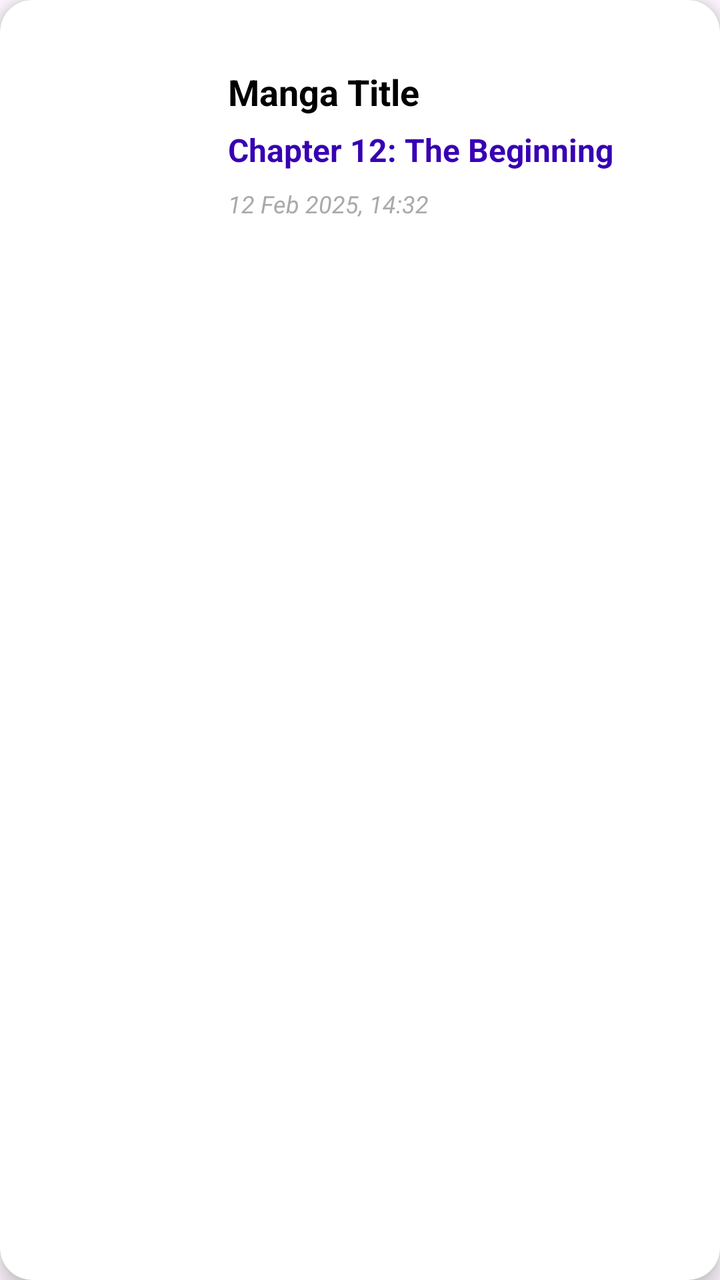
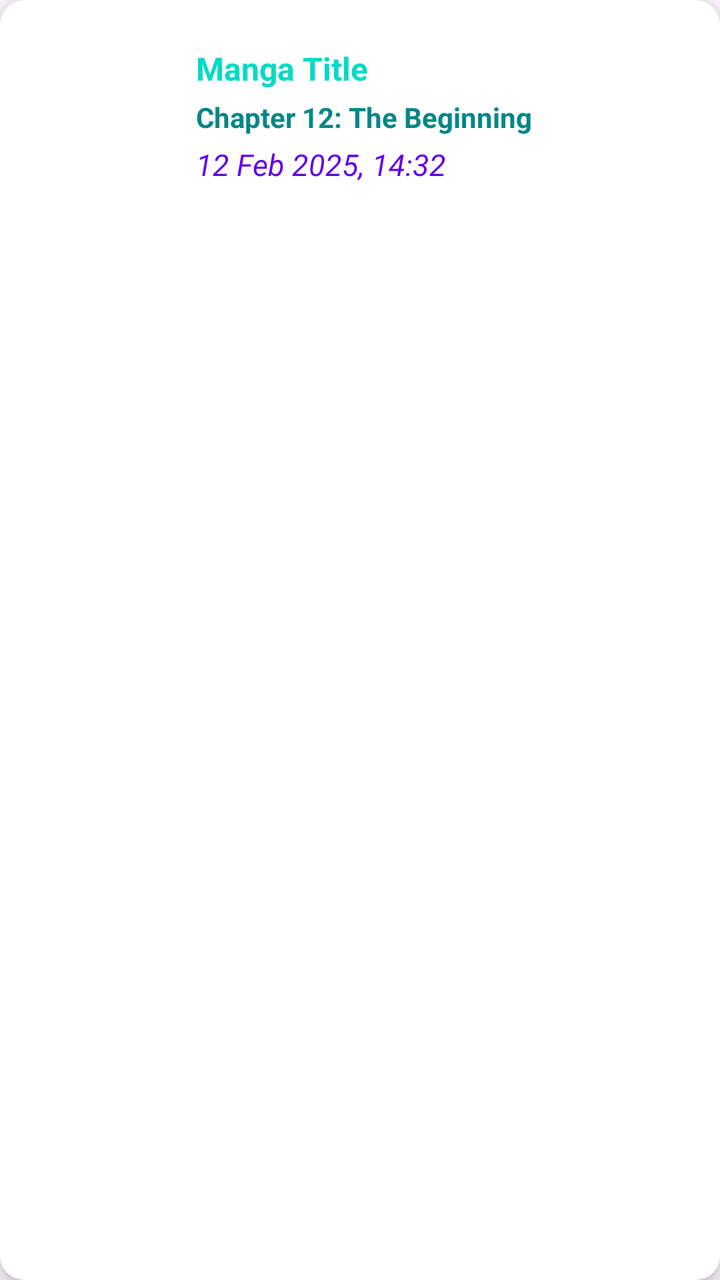

Two renders of the same Android screen: before a commit and after it. Below are the layout's source before the change and the commit's diff.
<!-- AndroidManifest.xml: application theme Theme.MangaV5 -->
<!-- res/layout/activity_item_history.xml -->
<?xml version="1.0" encoding="utf-8"?>
<androidx.cardview.widget.CardView xmlns:android="http://schemas.android.com/apk/res/android"
    xmlns:app="http://schemas.android.com/apk/res-auto"
    android:layout_width="match_parent"
    android:layout_height="wrap_content"
    android:layout_margin="8dp"
    app:cardCornerRadius="16dp"
    app:cardElevation="6dp"
    android:foreground="?attr/selectableItemBackground"
    android:clickable="true"
    android:focusable="true">

    <LinearLayout
        android:layout_width="match_parent"
        android:layout_height="wrap_content"
        android:orientation="horizontal"
        android:padding="12dp">

        
        <ImageView
            android:id="@+id/historyCover"
            android:layout_width="90dp"
            android:layout_height="120dp"
            android:scaleType="centerCrop"
            android:contentDescription="Manga cover"
            android:clipToOutline="true"
            android:layout_marginEnd="12dp" />

        
        <LinearLayout
            android:layout_width="0dp"
            android:layout_height="match_parent"
            android:layout_weight="1"
            android:orientation="vertical"
            android:gravity="center_vertical">

            <TextView
                android:id="@+id/historyMangaTitle"
                android:layout_width="match_parent"
                android:layout_height="wrap_content"
                android:text="Manga Title"
                android:textStyle="bold"
                android:textSize="18sp"
                android:maxLines="2"
                android:ellipsize="end"
                android:textColor="@android:color/black" />

            
            <TextView
                android:id="@+id/historyChapterTitle"
                android:layout_width="match_parent"
                android:layout_height="wrap_content"
                android:text="Chapter 12: The Beginning"
                android:textStyle="bold"
                android:textSize="16sp"
                android:textColor="@color/purple_700"
                android:layout_marginTop="6dp"
                android:clickable="true"
                android:focusable="true"
                android:ellipsize="end"
                android:maxLines="1" />

            <TextView
                android:id="@+id/historyTimestamp"
                android:layout_width="match_parent"
                android:layout_height="wrap_content"
                android:text="12 Feb 2025, 14:32"
                android:textSize="12sp"
                android:textStyle="italic"
                android:textColor="@android:color/darker_gray"
                android:layout_marginTop="8dp" />
        </LinearLayout>

    </LinearLayout>
</androidx.cardview.widget.CardView>
<!-- resources referenced by this layout -->
<resources>
  <color name="purple_700">#FF3700B3</color>
  <style name="Theme.MangaV5" parent="Theme.MaterialComponents.DayNight.DarkActionBar">
          
          <item name="colorPrimary">@color/purple_500</item>
          <item name="colorPrimaryVariant">@color/purple_700</item>
          <item name="colorOnPrimary">@color/white</item>
          
          <item name="colorSecondary">@color/teal_200</item>
          <item name="colorSecondaryVariant">@color/teal_700</item>
          <item name="colorOnSecondary">@color/black</item>
          
          <item name="android:statusBarColor">?attr/colorPrimaryVariant</item>
          
      </style>
  <color name="purple_500">#FF6200EE</color>
  <color name="white">#FFFFFFFF</color>
  <color name="teal_200">#FF03DAC5</color>
  <color name="teal_700">#FF018786</color>
  <color name="black">#FF000000</color>
</resources>

<!-- the commit's change to res/layout/activity_item_history.xml (unified diff, before → after) -->
@@ -3,9 +3,9 @@
     xmlns:app="http://schemas.android.com/apk/res-auto"
     android:layout_width="match_parent"
     android:layout_height="wrap_content"
-    android:layout_margin="8dp"
-    app:cardCornerRadius="16dp"
-    app:cardElevation="6dp"
+    android:layout_margin="6dp"
+    app:cardCornerRadius="12dp"
+    app:cardElevation="4dp"
     android:foreground="?attr/selectableItemBackground"
     android:clickable="true"
     android:focusable="true">
@@ -14,17 +14,17 @@
         android:layout_width="match_parent"
         android:layout_height="wrap_content"
         android:orientation="horizontal"
-        android:padding="12dp">
+        android:padding="8dp">
 
         
         <ImageView
             android:id="@+id/historyCover"
-            android:layout_width="90dp"
-            android:layout_height="120dp"
+            android:layout_width="80dp"
+            android:layout_height="100dp"
             android:scaleType="centerCrop"
             android:contentDescription="Manga cover"
             android:clipToOutline="true"
-            android:layout_marginEnd="12dp" />
+            android:layout_marginEnd="10dp" />
 
         
         <LinearLayout
@@ -40,10 +40,10 @@
                 android:layout_height="wrap_content"
                 android:text="Manga Title"
                 android:textStyle="bold"
-                android:textSize="18sp"
-                android:maxLines="2"
+                android:textSize="16sp"
+                android:maxLines="1"
                 android:ellipsize="end"
-                android:textColor="@android:color/black" />
+                android:textColor="@color/teal_200" />
 
             
             <TextView
@@ -52,9 +52,9 @@
                 android:layout_height="wrap_content"
                 android:text="Chapter 12: The Beginning"
                 android:textStyle="bold"
-                android:textSize="16sp"
-                android:textColor="@color/purple_700"
-                android:layout_marginTop="6dp"
+                android:textSize="14sp"
+                android:textColor="@color/teal_700"
+                android:layout_marginTop="4dp"
                 android:clickable="true"
                 android:focusable="true"
                 android:ellipsize="end"
@@ -65,10 +65,10 @@
                 android:layout_width="match_parent"
                 android:layout_height="wrap_content"
                 android:text="12 Feb 2025, 14:32"
-                android:textSize="12sp"
+                android:textSize="15sp"
                 android:textStyle="italic"
-                android:textColor="@android:color/darker_gray"
-                android:layout_marginTop="8dp" />
+                android:textColor="@color/purple_500"
+                android:layout_marginTop="4dp" />
         </LinearLayout>
 
     </LinearLayout>
